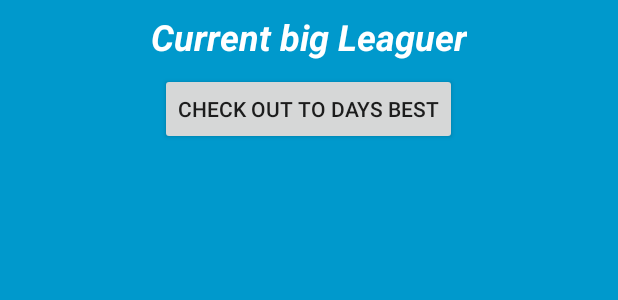
After one commit to anthonysmcbrayer28/FutureBigLeaguer2, an Android app: the layout card_app_widget.xml on its own in the app's theme, with its tools: preview values and no code run, on a phone screen of 412 x 824 dp. The commit adds this screen. Shown: the top 300 px of the screen. Run offline under Robolectric (Android 15) with nearby library versions, the phone set to English and light mode, and no system bars.

Commit message:
added widget and ad test

```diff
--- a/app/build.gradle
+++ b/app/build.gradle
@@ -26,7 +26,7 @@ dependencies {
     })
     compile 'com.android.support:appcompat-v7:25.3.1'
     compile 'com.android.support.constraint:constraint-layout:1.0.2'
-    compile 'com.google.android.gms:play-services:10.2.0'
+    compile 'com.google.android.gms:play-services-ads:10.2.0'
     compile "com.android.support:design:25.3.1"
     compile 'com.jakewharton:butterknife:8.6.0'
     annotationProcessor 'com.jakewharton:butterknife-compiler:8.4.0'
--- a/app/src/main/res/layout/activity_main.xml
+++ b/app/src/main/res/layout/activity_main.xml
@@ -55,6 +55,8 @@
                     android:inputType="number"
                     android:padding="10dp"
                     android:textSize="26dp" />
+
+
 
 
 
--- /dev/null
+++ b/app/src/main/res/layout/card_app_widget.xml
@@ -0,0 +1,26 @@
+<RelativeLayout xmlns:android="http://schemas.android.com/apk/res/android"
+    android:layout_width="match_parent"
+    android:layout_height="match_parent"
+    android:background="#09C"
+    android:padding="@dimen/widget_margin">
+
+    <TextView
+        android:id="@+id/appwidget_text"
+        android:layout_width="wrap_content"
+        android:layout_height="wrap_content"
+        android:layout_centerHorizontal="true"
+        android:layout_margin="8dp"
+        android:background="#09C"
+        android:text="@string/appwidget_text"
+        android:textColor="#ffffff"
+        android:textSize="24sp"
+        android:textStyle="bold|italic" />
+    <Button
+        android:id="@+id/widget_button"
+        android:layout_width="wrap_content"
+        android:layout_height="wrap_content"
+        android:layout_below="@id/appwidget_text"
+        android:layout_centerHorizontal="true"
+        android:text="@string/widget_button"/>
+
+</RelativeLayout>
--- a/app/src/main/res/values/strings.xml
+++ b/app/src/main/res/values/strings.xml
@@ -11,4 +11,7 @@
     <string name="batting_average">Batting Average</string>
     <string name="picture_add">Add Picture</string>
     <string name="number2">0.000</string>
+    <string name="appwidget_text">Current big Leaguer</string>
+    <string name="add_widget">Add widget</string>
+    <string name="widget_button">check out to days best</string>
 </resources>
```
Also changed, not shown: app/src/main/AndroidManifest.xml (+12 -3 lines), app/src/main/java/com/jrsdevelopers/futurebigleaguer/CardActivity.java (+10 -0 lines), app/src/main/java/com/jrsdevelopers/futurebigleaguer/CardAppWidget.java (added, +48 -0 lines), app/src/main/java/com/jrsdevelopers/futurebigleaguer/MainActivity.java (+45 -30 lines), app/src/main/res/layout/card_activity.xml (+15 -0 lines), app/src/main/res/values-v14/dimens.xml (added, +10 -0 lines), app/src/main/res/values/dimens.xml (added, +10 -0 lines), app/src/main/res/xml/card_app_widget_info.xml (added, +10 -0 lines), app/src/main/res/drawable-nodpi/example_appwidget_preview.png (added).
